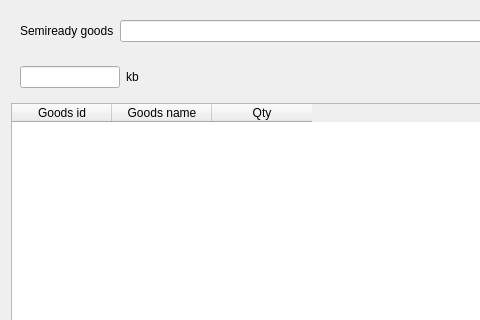
Before: the Qt Designer form Forms/dlgsemireadyinout.ui in End1-1/Cafe5, drawn with Qt 5; both pictures show x 0 to 480 and y 0 to 320 of the 592 by 476 pixel window.
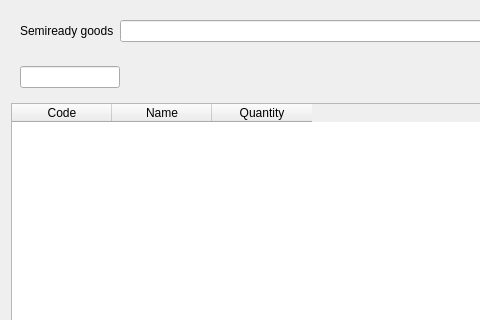
After: the same form once the commit is applied. Custom widgets are drawn as their Qt base class.

Diff of the .ui file:
```diff
--- a/Forms/dlgsemireadyinout.ui
+++ b/Forms/dlgsemireadyinout.ui
@@ -53,7 +53,7 @@
       <item>
        <widget class="QLabel" name="lbMeas">
         <property name="text">
-         <string>kb</string>
+         <string/>
         </property>
        </widget>
       </item>
@@ -77,17 +77,17 @@
     <widget class="C5ClearTableWidget" name="tbl">
      <column>
       <property name="text">
-       <string>Goods id</string>
+       <string>Code</string>
       </property>
      </column>
      <column>
       <property name="text">
-       <string>Goods name</string>
+       <string>Name</string>
       </property>
      </column>
      <column>
       <property name="text">
-       <string>Qty</string>
+       <string>Quantity</string>
       </property>
      </column>
     </widget>
```
Left out of the diff: 2 changed lines with no effect on the pictures.
